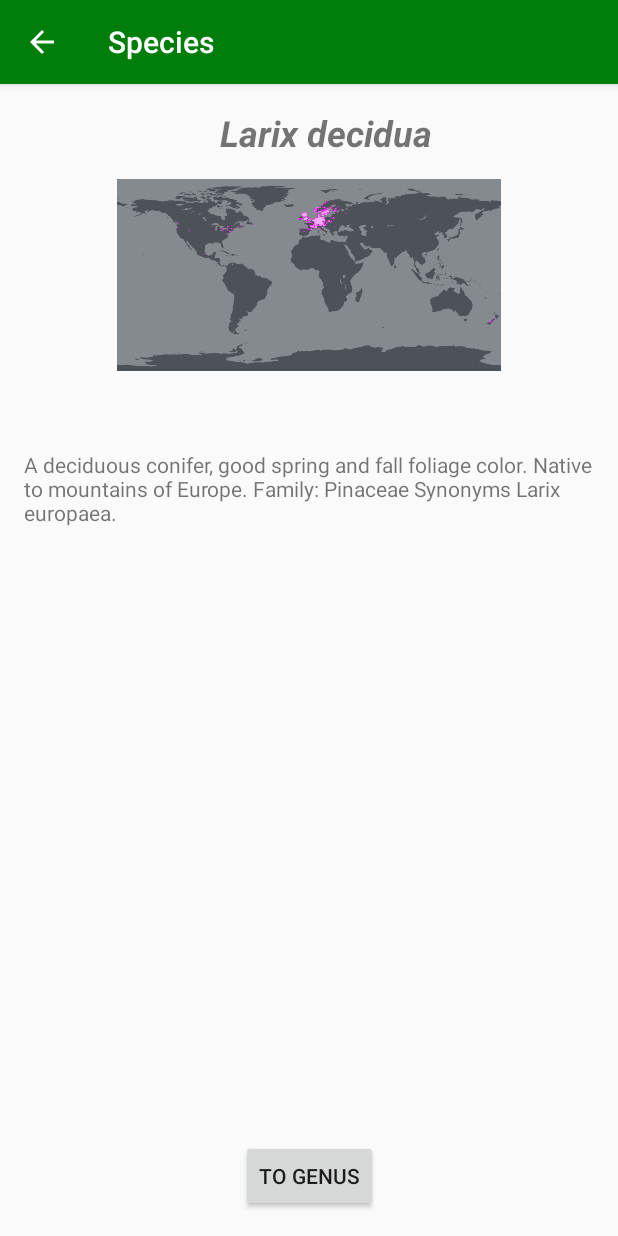
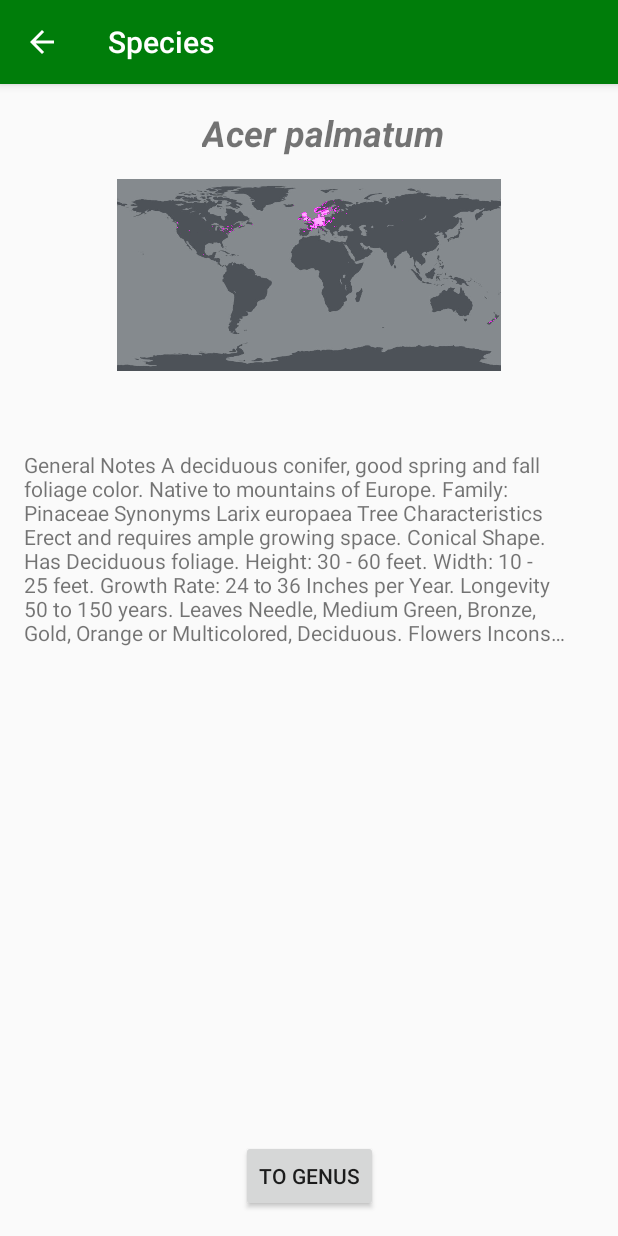
Before and after one commit to JPUF/TreeAndroid, an Android app: the SpeciesActivity screen opened directly, with no data from a screen before it, on a phone screen of 412 x 824 dp. Run offline under Robolectric (Android 15) with nearby library versions, the phone set to English and light mode, and no system bars.

Commit message:
Notes scraped from the web now.

```diff
--- a/app/src/main/java/com/example/psyjb12/tree/HomeActivity.java
+++ b/app/src/main/java/com/example/psyjb12/tree/HomeActivity.java
@@ -66,13 +66,10 @@ public class HomeActivity extends AppCompatActivity {
                             text.setText(name);
                         }
                     });
-
                 }catch (IOException e1) {
                     e1.printStackTrace();
                 }
             }
         }.start();
-
     }
-
 }
--- a/app/src/main/java/com/example/psyjb12/tree/SpeciesActivity.java
+++ b/app/src/main/java/com/example/psyjb12/tree/SpeciesActivity.java
@@ -3,22 +3,146 @@ package com.example.psyjb12.tree;
 import android.content.Intent;
 import android.support.v7.app.AppCompatActivity;
 import android.os.Bundle;
+import android.util.Log;
 import android.widget.TextView;
 import android.view.View;
 
+import com.google.gson.JsonArray;
+import com.google.gson.JsonElement;
+import com.google.gson.JsonObject;
+import com.google.gson.JsonParser;
+
+import org.jsoup.HttpStatusException;
+import org.jsoup.Jsoup;
+import org.jsoup.nodes.Document;
+import org.jsoup.nodes.Element;
+import org.jsoup.select.Elements;
+
+import java.io.IOException;
+import java.io.InputStream;
+import java.io.InputStreamReader;
+import java.net.URL;
+import java.net.URLConnection;
+import java.net.URLEncoder;
+
 public class SpeciesActivity extends AppCompatActivity {
 
-    TextView tv;
+    TextView scientific_name_tv;
+    TextView notes_tv;
+
+    final String scientific_name = "Acer palmatum";
+    String GBIF_id;
 
     @Override
     protected void onCreate(Bundle savedInstanceState) {
         super.onCreate(savedInstanceState);
         setContentView(R.layout.activity_species);
-         tv = (TextView) findViewById(R.id.scientific_name);
-         tv.setText("Larix decidua");
+        scientific_name_tv = (TextView) findViewById(R.id.scientific_name);
+        notes_tv = (TextView) findViewById(R.id.notes);
+        setGBIF_id(this.scientific_name);
+        setScientificName(this.GBIF_id);
+        setNotes(this.scientific_name);
+        scientific_name_tv.setText(this.scientific_name);//This should really be achieved within the setSciName() function.
+    }
 
-         findViewById(R.id.dist0).bringToFront();
-         findViewById(R.id.dist1).bringToFront();
+    private void setID(String id) {
+        this.GBIF_id = id;
+    }
+    private void setGBIF_id(final String scientific_name) {
+        final String scientificName = scientific_name;
+        Log.i("scientificName", scientificName);
+        new Thread() {
+            public void run() {
+                try {
+                    String urlString = "http://api.gbif.org/v1/species/search?q='"+ URLEncoder.encode(scientificName, "UTF-8")+"'&limit=1";
+                    URL url = new URL(urlString);
+                    URLConnection request = url.openConnection();
+                    request.connect();
+
+                    JsonParser jp = new JsonParser();
+                    JsonElement root = jp.parse(new InputStreamReader((InputStream) request.getContent())); //Convert the input stream to a json element
+                    JsonObject rootobj = root.getAsJsonObject(); //May be an array, may be an object.
+                    JsonArray nameResults = rootobj.get("results").getAsJsonArray();
+                    JsonElement topResult  = nameResults.getAsJsonArray().get(0);
+                    JsonElement nameElement = topResult.getAsJsonObject().get("nubKey");
+                    final String result = nameElement.getAsString();
+                    setID(result);
+                }catch (IOException e1) {
+                    e1.printStackTrace();
+                }
+            }
+        }.start();
+    }
+
+    private void setScientificName(String id) {
+        final String GBIF_id = id;
+        new Thread() {
+            public void run() {
+                try {
+                    String urlString = "http://api.gbif.org/v1/species/"+GBIF_id+"/name";
+                    URL url = new URL(urlString);
+                    URLConnection request = url.openConnection();
+                    request.connect();
+
+                    JsonParser jp = new JsonParser();
+                    JsonElement root = jp.parse(new InputStreamReader((InputStream) request.getContent())); //Convert the input stream to a json element
+                    JsonObject rootobj = root.getAsJsonObject(); //May be an array, may be an object.
+                    String name;
+                    try {
+                        name = rootobj.get("canonicalName").getAsString();
+                    }
+                    catch (NullPointerException e) {
+                        name = rootobj.get("scientificName").getAsString();
+                    }
+                    final String result = name;
+
+                    runOnUiThread(new Runnable() {
+                        @Override
+                        public void run() {
+                            scientific_name_tv.setText(result);
+                        }
+                    });
+                }catch (IOException e1) {
+                    e1.printStackTrace();
+                }
+            }
+        }.start();
+    }
+
+    private void setNotes(String name) {
+        final String scientificName = name;
+        new Thread() {
+            String result;
+            public void run() {
+                try {
+                    Document doc = null;
+                    try {
+                        doc = Jsoup.connect("https://selectree.calpoly.edu/tree-detail/"+scientificName.replace(' ', '-')).get();
+                        //doc = Jsoup.connect("https://selectree.calpoly.edu/tree-detail/larix-decidua").get();
+                    } catch (HttpStatusException e) {
+                        result = "No notes";
+                    }
+                    Element content = doc.getElementById("content");
+                    Elements paragraphs = content.getElementsByClass("col-md-6");
+                    String pText = null;
+                    for (Element p : paragraphs) {
+                        pText = p.text();
+                        break;//can get additional info by removing this break;
+                    }
+                    result = pText;
+                    final String notes = result;
+
+                    runOnUiThread(new Runnable() {
+                        @Override
+                        public void run() {
+                            notes_tv.setText(result);
+                        }
+                    });
+                }catch (IOException e1) {
+                    e1.printStackTrace();
+                }
+            }
+        }.start();
     }
 
     public void toGenus(View view) {
--- a/app/src/main/res/layout/activity_species.xml
+++ b/app/src/main/res/layout/activity_species.xml
@@ -19,20 +19,6 @@
         app:layout_constraintStart_toStartOf="parent"
         app:layout_constraintTop_toTopOf="parent"
         tools:text="@string/scientific_name" />
-
-    <TextView
-        android:id="@+id/notes"
-        android:layout_width="0dp"
-        android:layout_height="wrap_content"
-        android:layout_marginEnd="16dp"
-        android:layout_marginStart="16dp"
-        android:layout_marginTop="244dp"
-        android:text="@string/notes"
-        app:layout_constraintEnd_toEndOf="parent"
-        app:layout_constraintHorizontal_bias="0.0"
-        app:layout_constraintStart_toStartOf="parent"
-        app:layout_constraintTop_toTopOf="parent"
-        tools:text="@string/notes" />
 
     <Button
         android:id="@+id/toGenusButton"
@@ -59,7 +45,25 @@
         app:layout_constraintTop_toBottomOf="@+id/scientific_name"
         app:srcCompat="@drawable/projection" />
 
+    <TextView
+        android:id="@+id/notes"
+        android:layout_width="362dp"
+        android:layout_height="147dp"
+        android:layout_marginEnd="16dp"
+        android:layout_marginStart="16dp"
+        android:layout_marginTop="244dp"
+        android:layout_weight="1"
+        android:ellipsize="end"
+        android:maxLines="8"
+        android:text="@string/notes"
+        app:layout_constraintEnd_toEndOf="parent"
+        app:layout_constraintHorizontal_bias="0.0"
+        app:layout_constraintStart_toStartOf="parent"
+        app:layout_constraintTop_toTopOf="parent"
+        tools:text="@string/notes" />
+
     <LinearLayout
+        android:id="@+id/linearLayout"
         android:layout_width="256dp"
         android:layout_height="128dp"
         android:layout_marginEnd="16dp"
@@ -83,6 +87,7 @@
             android:layout_height="128dp"
             android:layout_weight="1"
             app:srcCompat="@drawable/dist1" />
+
     </LinearLayout>
 
 </android.support.constraint.ConstraintLayout>
--- a/app/src/main/res/values/strings.xml
+++ b/app/src/main/res/values/strings.xml
@@ -3,7 +3,7 @@
     <string name="scientific_name">Scientific Name</string>
     <string name="proj0_description">The left half of the world projection</string>
     <string name="proj1_description">The right half of the world projection</string>
-    <string name="notes">A deciduous conifer, good spring and fall foliage color. Native to mountains of Europe. Family: Pinaceae Synonyms Larix europaea.</string>
+    <string name="notes">General Notes A deciduous conifer, good spring and fall foliage color. Native to mountains of Europe. Family: Pinaceae Synonyms Larix europaea Tree Characteristics Erect and requires ample growing space. Conical Shape. Has Deciduous foliage. Height: 30 - 60 feet. Width: 10 - 25 feet. Growth Rate: 24 to 36 Inches per Year. Longevity 50 to 150 years. Leaves Needle, Medium Green, Bronze, Gold, Orange or Multicolored, Deciduous. Flowers Inconspicuous. Flowers in Spring or Winter. Has separate male and female flowers on the same tree (monoecious). Purple or Red Cone, Medium (0.50 - 1.50 inches), fruiting in Spring. Bark Dark Brown or Dark Gray, Furrowed or Scaly. Shading Capacity Rated as Moderately Dense in Leaf. Shading Capacity Rated as Moderate out of Leaf. Litter Issue is Dry Fruit.</string>
     <string name="genusTitle">Genus</string>
     <string name="species_button">To Genus</string>
     <string name="home_button">To Species</string>
```
